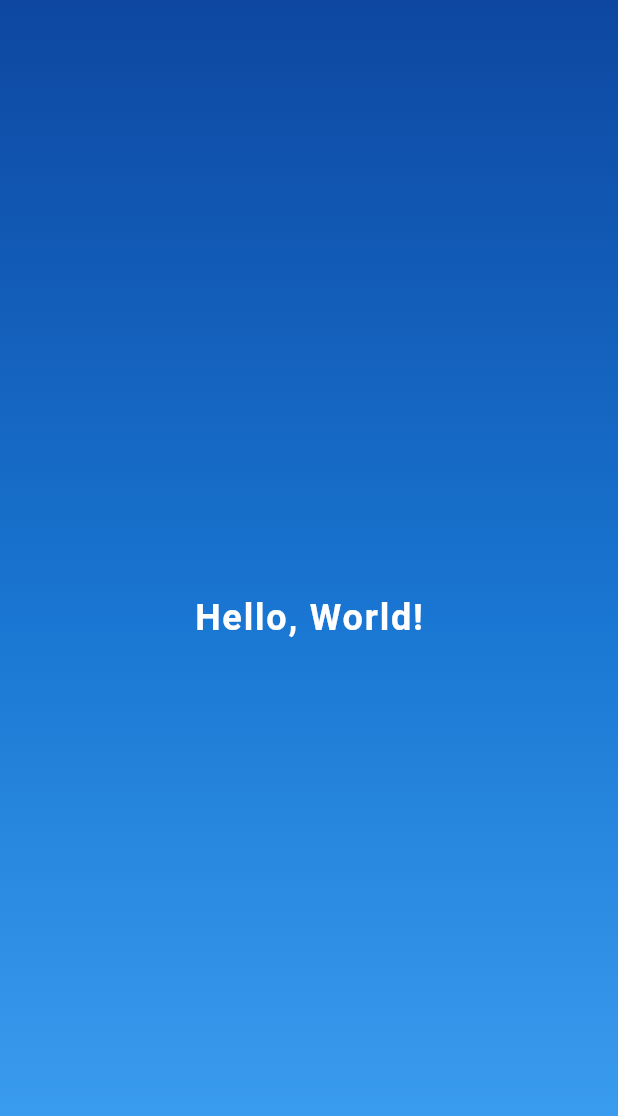
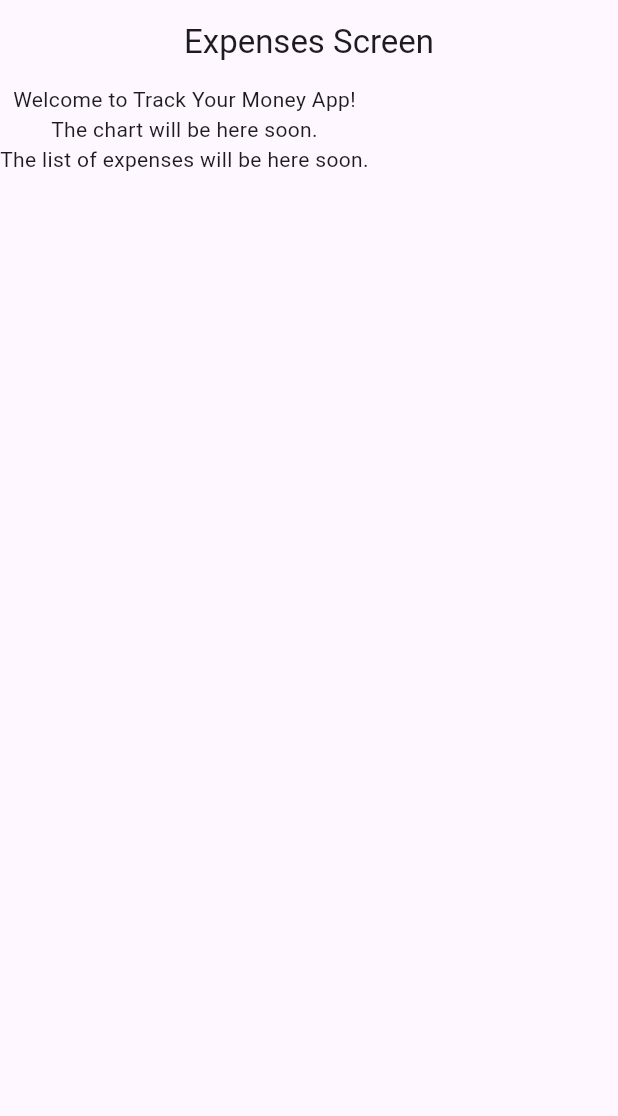
Before and after one commit to manolisfcb/TrackYourMonyApp, a Flutter app: the screen it shows after launch, on a phone screen of 412 x 824 dp. Shown: the top 1116 px of the screen. Run offline on Flutter 3.47's test engine with Material 3 defaults, Android fonts, the phone set to English and light mode, and no system bars.

Commit message:
Add Expenses screen and Expense model for expense tracking functionality

```diff
--- /dev/null
+++ b/track_your_mony_app/lib/expenses.dart
@@ -0,0 +1,27 @@
+import 'package:flutter/material.dart';
+
+class Expenses  extends StatefulWidget {
+  const Expenses ({super.key});
+
+  @override
+  State<Expenses > createState() => _ExpensesState();
+}
+
+class _ExpensesState extends State<Expenses > {
+  @override
+  Widget build(BuildContext context) {
+    return Scaffold(
+      appBar: AppBar(
+        title: const Text('Expenses Screen'),
+        centerTitle: true,
+      ),
+      body: const Column(
+        children: [
+          Text('Welcome to Track Your Money App!'),
+          Text("The chart will be here soon."),
+          Text("The list of expenses will be here soon."),
+        ],
+      ),
+    );
+  }
+}
--- a/track_your_mony_app/lib/main.dart
+++ b/track_your_mony_app/lib/main.dart
@@ -1,54 +1,9 @@
 import 'package:flutter/material.dart';
+import 'package:track_your_mony_app/expenses.dart';
 
 void main() {
   runApp( MaterialApp(
-    home: Home(
-    ),
+        home: Expenses()
+    ),);
 
-  ));
 }
-
-class Home extends StatelessWidget {
-   const Home({super.key});
-
-  @override
-  Widget build(BuildContext context) {
-    return  Scaffold(
-      body: GradientContainer(
-        child: Center(
-          child: Text('Hello, World!',
-              style: TextStyle(
-                color: Colors.white,
-                fontSize: 24,
-                fontWeight: FontWeight.bold,
-                letterSpacing: 1.2,
-              )),
-        ),
-      ),
-    );
-  }
-}
-
-class GradientContainer extends StatelessWidget {
-  final Widget child;
-
-  const GradientContainer({super.key, required this.child});
-
-  @override
-  Widget build(BuildContext context) {
-    return Container(
-      decoration: BoxDecoration(
-        gradient: LinearGradient(
-          begin: Alignment.topCenter,
-          end: Alignment.bottomCenter,
-          colors: [
-            Color(0xFF0D47A1), // Dark Blue
-            Color(0xFF1976D2), // Medium Blue
-            Color(0xFF42A5F5), // Light Blue
-          ],
-        ),
-      ),
-      child: child,
-    );
-  }
-}
--- /dev/null
+++ b/track_your_mony_app/lib/models/expense.dart
@@ -0,0 +1,21 @@
+import 'package:flutter/rendering.dart';
+import 'package:uuid/uuid.dart';
+final Uuid uuid = Uuid();
+
+enum Category { food, travel, leisure, work }
+
+
+class Expense {
+  final String id;
+  final String title;
+  final double amount;
+  final DateTime date;
+  final Category category;
+
+  Expense({
+    required this.category,
+    required this.title,
+    required this.amount,
+    required this.date,
+  }): id = uuid.v4();
+}
--- a/track_your_mony_app/pubspec.yaml
+++ b/track_your_mony_app/pubspec.yaml
@@ -34,6 +34,7 @@ dependencies:
   # The following adds the Cupertino Icons font to your application.
   # Use with the CupertinoIcons class for iOS style icons.
   cupertino_icons: ^1.0.8
+  uuid: ^4.5.2
 
 dev_dependencies:
   flutter_test:
```
Also changed, not shown: track_your_mony_app/pubspec.lock.
